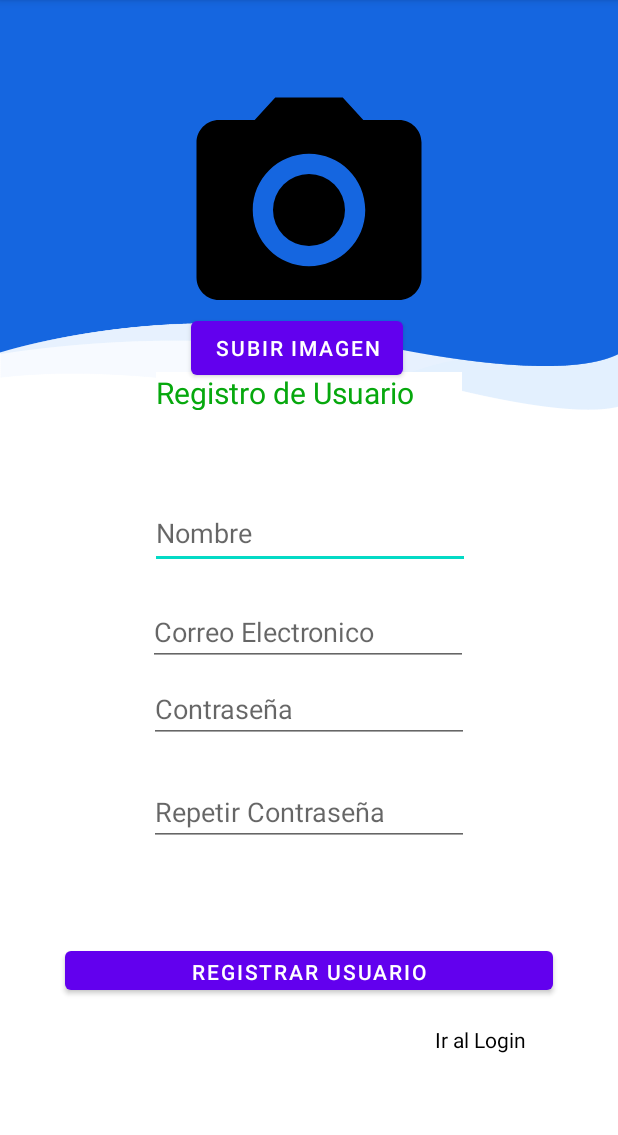
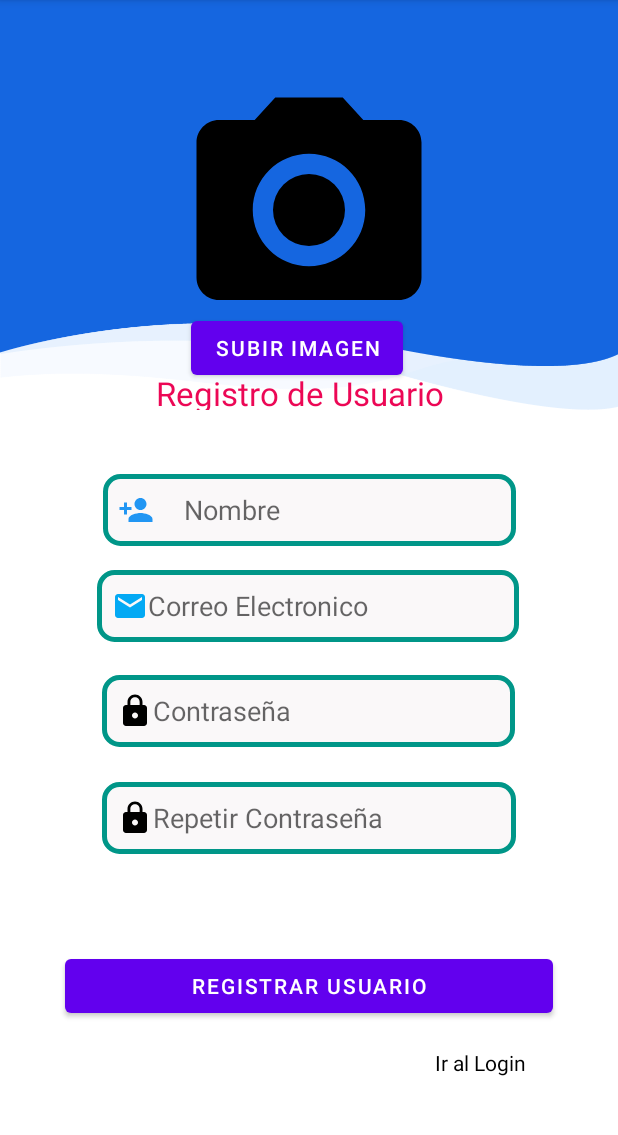
Before and after one commit to upcTP1/Polideportivoapp, an Android app: the RegistrarLogin screen opened directly, with no data from a screen before it, on a phone screen of 412 x 824 dp, the part 84-1219 px from its top. Run offline under Robolectric (Android 15) with nearby library versions, the phone set to English and light mode, and no system bars.

Commit message:
push18-09-olvier

```diff
--- /dev/null
+++ b/app/src/main/res/drawable/caja.xml
@@ -0,0 +1,10 @@
+<?xml version="1.0" encoding="utf-8"?>
+<selector xmlns:android="http://schemas.android.com/apk/res/android">
+    <item android:state_enabled="true">
+        <shape android:shape="rectangle" >
+            <solid android:color="#faf8f9"></solid>
+            <stroke android:color="@color/text_light" android:width="3dp"></stroke>
+            <corners android:radius="10dp"></corners>
+        </shape>
+    </item>
+</selector>
--- /dev/null
+++ b/app/src/main/res/drawable/ic_correo.xml
@@ -0,0 +1,5 @@
+<vector android:height="24dp" android:tint="#03A9F4"
+    android:viewportHeight="24" android:viewportWidth="24"
+    android:width="24dp" xmlns:android="http://schemas.android.com/apk/res/android">
+    <path android:fillColor="@android:color/white" android:pathData="M20,4L4,4c-1.1,0 -1.99,0.9 -1.99,2L2,18c0,1.1 0.9,2 2,2h16c1.1,0 2,-0.9 2,-2L22,6c0,-1.1 -0.9,-2 -2,-2zM20,8l-8,5 -8,-5L4,6l8,5 8,-5v2z"/>
+</vector>
--- /dev/null
+++ b/app/src/main/res/drawable/ic_nombre.xml
@@ -0,0 +1,5 @@
+<vector android:height="24dp" android:tint="#2196F3"
+    android:viewportHeight="24" android:viewportWidth="24"
+    android:width="24dp" xmlns:android="http://schemas.android.com/apk/res/android">
+    <path android:fillColor="@android:color/white" android:pathData="M15,12c2.21,0 4,-1.79 4,-4s-1.79,-4 -4,-4 -4,1.79 -4,4 1.79,4 4,4zM6,10L6,7L4,7v3L1,10v2h3v3h2v-3h3v-2L6,10zM15,14c-2.67,0 -8,1.34 -8,4v2h16v-2c0,-2.66 -5.33,-4 -8,-4z"/>
+</vector>
--- a/app/src/main/res/layout/activity_login.xml
+++ b/app/src/main/res/layout/activity_login.xml
@@ -11,7 +11,7 @@
         android:layout_height="273dp"
         android:layout_marginBottom="11dp"
         android:background="@drawable/ic_fondologin"
-        app:layout_constraintBottom_toTopOf="@+id/editTextTextPersonName"
+        app:layout_constraintBottom_toTopOf="@+id/txtCorreo"
         app:layout_constraintEnd_toEndOf="parent"
         app:layout_constraintStart_toStartOf="parent"
         app:layout_constraintTop_toTopOf="parent">
@@ -25,15 +25,16 @@
     </FrameLayout>
 
     <EditText
-        android:id="@+id/editTextTextPersonName"
-        android:layout_width="wrap_content"
-        android:layout_height="wrap_content"
+        android:id="@+id/txtCorreo"
+        android:layout_width="316dp"
+        android:layout_height="54dp"
+        android:background="@drawable/caja"
         android:drawableStart="@drawable/ic_correoelectronico"
         android:ems="10"
         android:hint="Correo Electronico"
         android:inputType="textPersonName"
         android:minHeight="48dp"
-        app:layout_constraintBottom_toTopOf="@+id/editTextTextPassword"
+        app:layout_constraintBottom_toTopOf="@+id/txtPassword"
         app:layout_constraintEnd_toEndOf="parent"
         app:layout_constraintHorizontal_bias="0.552"
         app:layout_constraintStart_toStartOf="parent"
@@ -41,15 +42,16 @@
         app:layout_constraintVertical_bias="0.896" />
 
     <EditText
-        android:id="@+id/editTextTextPassword"
-        android:layout_width="wrap_content"
-        android:layout_height="wrap_content"
+        android:id="@+id/txtPassword"
+        android:layout_width="311dp"
+        android:layout_height="60dp"
+        android:background="@drawable/caja"
+        android:drawableStart="@drawable/ic_password"
         android:ems="10"
         android:hint="Password"
         android:inputType="textPassword"
         android:minHeight="48dp"
-        android:drawableStart="@drawable/ic_password"
-        app:layout_constraintBottom_toTopOf="@+id/button"
+        app:layout_constraintBottom_toTopOf="@+id/btnIniciarSession"
         app:layout_constraintEnd_toEndOf="parent"
         app:layout_constraintHorizontal_bias="0.557"
         app:layout_constraintStart_toStartOf="parent"
@@ -57,7 +59,7 @@
         app:layout_constraintVertical_bias="0.965" />
 
     <Button
-        android:id="@+id/button"
+        android:id="@+id/btnIniciarSession"
         android:layout_width="321dp"
         android:layout_height="48dp"
         android:layout_marginBottom="260dp"
@@ -68,18 +70,18 @@
         app:layout_constraintStart_toStartOf="parent" />
 
     <Button
-        android:id="@+id/textView3"
+        android:id="@+id/btnRecuperarPassword"
         style="@style/Widget.Material3.Button.TextButton"
         android:layout_width="wrap_content"
         android:layout_height="wrap_content"
-        android:layout_marginStart="48dp"
+        android:layout_marginStart="40dp"
         android:text="¿Olivdaste tu Constraseña?"
         android:textColor="@color/black"
         android:textSize="14sp"
         app:layout_constraintBottom_toBottomOf="parent"
         app:layout_constraintStart_toStartOf="parent"
-        app:layout_constraintTop_toBottomOf="@+id/button"
-        app:layout_constraintVertical_bias="0.0" />
+        app:layout_constraintTop_toBottomOf="@+id/btnIniciarSession"
+        app:layout_constraintVertical_bias="0.165" />
 
     <Button
         android:id="@+id/btnRegistrar"
@@ -92,7 +94,7 @@
         android:textSize="14sp"
         app:layout_constraintBottom_toBottomOf="parent"
         app:layout_constraintStart_toStartOf="parent"
-        app:layout_constraintTop_toBottomOf="@+id/button"
+        app:layout_constraintTop_toBottomOf="@+id/btnIniciarSession"
         app:layout_constraintVertical_bias="0.0" />
 
 </androidx.constraintlayout.widget.ConstraintLayout>
--- a/app/src/main/res/layout/activity_registrar_login.xml
+++ b/app/src/main/res/layout/activity_registrar_login.xml
@@ -41,88 +41,104 @@
             android:layout_gravity="center"
             android:layout_marginHorizontal="@android:dimen/thumbnail_width"
             android:layout_marginTop="125dp"
-            android:background="@color/white"
+            android:autoSizeTextType="uniform"
             android:text="Registro de Usuario"
-            android:textColor="#06A80D"
-            android:textSize="20dp" />
+            android:textColor="#EC0755"
+            android:textSize="22dp" />
 
     </FrameLayout>
 
 
     <EditText
-        android:id="@+id/editTextTextPersonName2"
-        android:layout_width="wrap_content"
-        android:layout_height="wrap_content"
+        android:id="@+id/txtNombre"
+        android:layout_width="275dp"
+        android:layout_height="48dp"
         android:layout_marginTop="59dp"
-        android:layout_marginBottom="19dp"
+        android:layout_marginBottom="16dp"
+        android:background="@drawable/caja"
+        android:drawableStart="@drawable/ic_nombre"
         android:drawablePadding="20dp"
         android:ems="10"
         android:foregroundTint="#BFFFFFFF"
         android:hint="Nombre"
         android:inputType="textPersonName"
         android:minHeight="48dp"
-        app:layout_constraintBottom_toTopOf="@+id/editTextTextPersonName3"
+        android:paddingStart="10dp"
+        app:layout_constraintBottom_toTopOf="@+id/txtCorreoRegistro"
         app:layout_constraintEnd_toEndOf="parent"
         app:layout_constraintHorizontal_bias="0.502"
         app:layout_constraintStart_toStartOf="parent"
         app:layout_constraintTop_toBottomOf="@+id/frameLayout" />
 
 
-
     <EditText
-        android:id="@+id/editTextTextPersonName3"
-        android:layout_width="wrap_content"
-        android:layout_height="wrap_content"
+        android:id="@+id/txtCorreoRegistro"
+        android:layout_width="281dp"
+        android:layout_height="48dp"
+        android:layout_marginBottom="16dp"
+        android:background="@drawable/caja"
+        android:drawableStart="@drawable/ic_correo"
         android:ems="10"
         android:hint="Correo Electronico"
         android:inputType="textPersonName"
-        app:layout_constraintBottom_toTopOf="@+id/editTextTextPassword2"
+        android:minHeight="48dp"
+        android:paddingStart="10dp"
+        app:layout_constraintBottom_toTopOf="@+id/txtPasswordRegistro"
         app:layout_constraintEnd_toEndOf="parent"
         app:layout_constraintHorizontal_bias="0.497"
         app:layout_constraintStart_toStartOf="parent"
-        app:layout_constraintTop_toBottomOf="@+id/editTextTextPersonName2" />
+        app:layout_constraintTop_toBottomOf="@+id/txtNombre" />
 
     <EditText
-        android:id="@+id/editTextTextPassword2"
-        android:layout_width="wrap_content"
-        android:layout_height="wrap_content"
+        android:id="@+id/txtPasswordRegistro"
+        android:layout_width="275dp"
+        android:layout_height="48dp"
         android:layout_marginTop="6dp"
         android:layout_marginBottom="23dp"
+        android:background="@drawable/caja"
+        android:drawableStart="@drawable/ic_password"
         android:ems="10"
         android:hint="Contraseña"
         android:inputType="textPassword"
-        app:layout_constraintBottom_toTopOf="@+id/editTextTextPassword3"
+        android:minHeight="48dp"
+        android:paddingStart="10dp"
+        app:layout_constraintBottom_toTopOf="@+id/txtConfirmarPassword"
+        app:layout_constraintEnd_toEndOf="parent"
+        app:layout_constraintHorizontal_bias="0.497"
+        app:layout_constraintStart_toStartOf="parent"
+        app:layout_constraintTop_toBottomOf="@+id/txtCorreoRegistro" />
+
+    <EditText
+        android:id="@+id/txtConfirmarPassword"
+        android:layout_width="276dp"
+        android:layout_height="48dp"
+        android:layout_marginBottom="32dp"
+        android:background="@drawable/caja"
+        android:ems="10"
+        android:hint="Repetir Contraseña"
+        android:drawableStart="@drawable/ic_password"
+        android:inputType="textPassword"
+        android:minHeight="48dp"
+        android:paddingStart="10dp"
+        app:layout_constraintBottom_toTopOf="@+id/btnRegistrarUsuario"
         app:layout_constraintEnd_toEndOf="parent"
         app:layout_constraintStart_toStartOf="parent"
-        app:layout_constraintTop_toBottomOf="@+id/editTextTextPersonName3" />
-
-    <EditText
-        android:id="@+id/editTextTextPassword3"
-        android:layout_width="wrap_content"
-        android:layout_height="wrap_content"
-        android:layout_marginBottom="32dp"
-        android:ems="10"
-        android:hint="Repetir Contraseña"
-        android:inputType="textPassword"
-        app:layout_constraintBottom_toTopOf="@+id/button2"
-        app:layout_constraintEnd_toEndOf="parent"
-        app:layout_constraintStart_toStartOf="parent"
-        app:layout_constraintTop_toBottomOf="@+id/editTextTextPassword2" />
+        app:layout_constraintTop_toBottomOf="@+id/txtPasswordRegistro" />
 
     <Button
-        android:id="@+id/button2"
+        android:id="@+id/btnRegistrarUsuario"
         android:layout_width="325dp"
-        android:layout_height="38dp"
+        android:layout_height="48dp"
         android:layout_marginTop="32dp"
         android:layout_marginBottom="3dp"
         android:text="Registrar Usuario"
-        app:layout_constraintBottom_toTopOf="@+id/textView3"
+        app:layout_constraintBottom_toTopOf="@+id/btnIrLogin"
         app:layout_constraintEnd_toEndOf="parent"
         app:layout_constraintStart_toStartOf="parent"
-        app:layout_constraintTop_toBottomOf="@+id/editTextTextPassword3" />
+        app:layout_constraintTop_toBottomOf="@+id/txtConfirmarPassword" />
 
     <Button
-        android:id="@+id/textView3"
+        android:id="@+id/btnIrLogin"
         style="@style/Widget.Material3.Button.TextButton"
         android:layout_width="wrap_content"
         android:layout_height="wrap_content"
@@ -133,7 +149,7 @@
         android:textSize="14sp"
         app:layout_constraintBottom_toBottomOf="parent"
         app:layout_constraintStart_toStartOf="parent"
-        app:layout_constraintTop_toBottomOf="@+id/button2"
+        app:layout_constraintTop_toBottomOf="@+id/btnRegistrarUsuario"
         app:layout_constraintVertical_bias="1.0" />
 
 </androidx.constraintlayout.widget.ConstraintLayout>
--- a/app/src/main/res/values/colors.xml
+++ b/app/src/main/res/values/colors.xml
@@ -7,4 +7,5 @@
     <color name="teal_700">#FF018786</color>
     <color name="black">#FF000000</color>
     <color name="white">#FFFFFFFF</color>
+    <color name="text_light">#009688</color>
 </resources>
```
